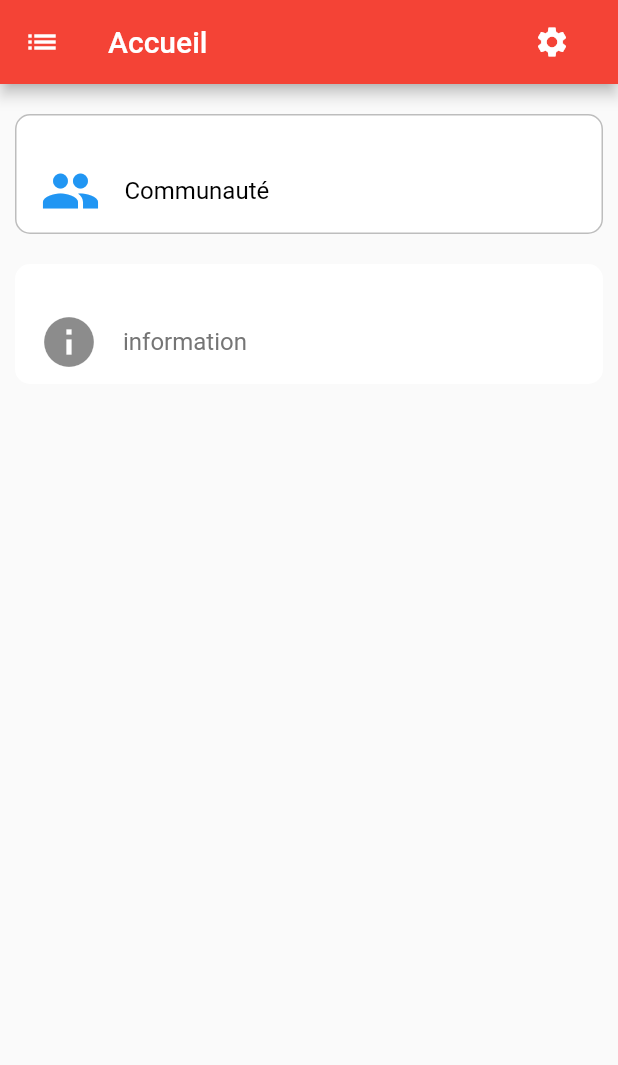
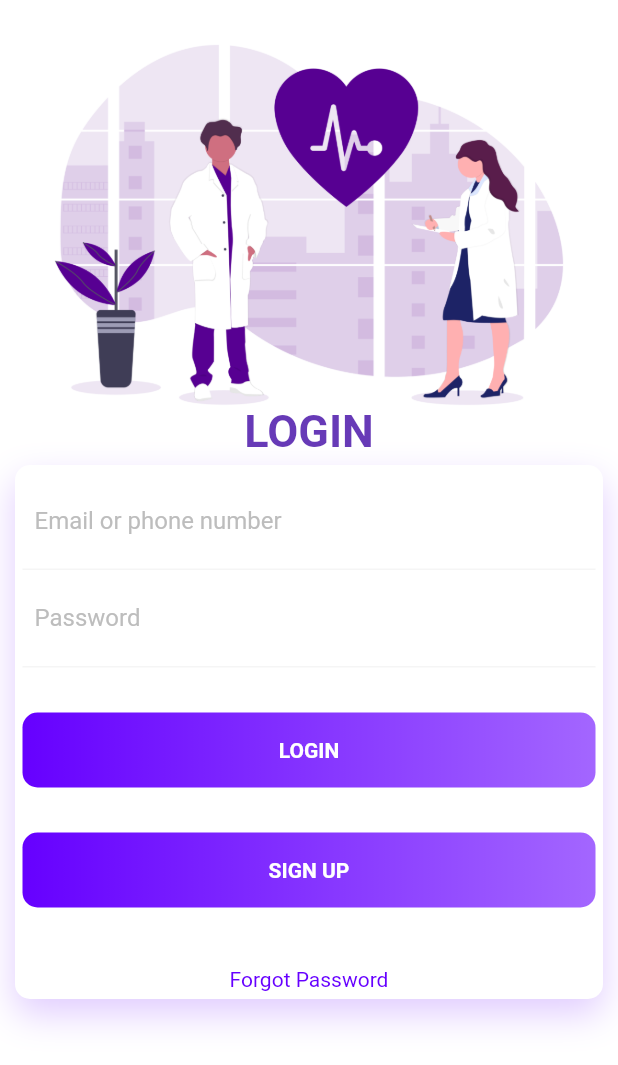
Before and after one commit to czantoine/c-anne, a Flutter app: the screen it shows after launch, on a phone screen of 412 x 824 dp. Shown: the top 1065 px of the screen. Run offline on Flutter 3.47's test engine with Material 2 defaults, Android fonts, the phone set to English and light mode, and no system bars.

Commit message:
avancement login
- login qui permet de naviguer vers page d'accueil
- ajouts des assets/ images

```diff
--- a/Application/c_app/lib/accueil.dart
+++ b/Application/c_app/lib/accueil.dart
@@ -2,12 +2,12 @@ import 'package:flutter/material.dart';
 import 'package:c_app/accueil_model.dart';
 import 'package:c_app/menu_options_screen.dart';
 
-class Acceuil_Screen extends StatefulWidget {
+class Accueil_Screen extends StatefulWidget {
   @override
-  _Acceuil_Screen createState() => _Acceuil_Screen();
+  _Accueil_Screen createState() => _Accueil_Screen();
 }
 
-class _Acceuil_Screen extends State<Acceuil_Screen> {
+class _Accueil_Screen extends State<Accueil_Screen> {
   int _selectedOption = 0;
 
   @override
@@ -23,7 +23,7 @@ class _Acceuil_Screen extends State<Acceuil_Screen> {
             Icons.list,
           ),
           onPressed: () {
-            Navigator.push(context, MaterialPageRoute(builder: (context) => Acceuil_Screen()));
+            Navigator.push(context, MaterialPageRoute(builder: (context) => Accueil_Screen()));
           },
         ),
         actions: <Widget>[
--- /dev/null
+++ b/Application/c_app/lib/login.dart
@@ -0,0 +1,153 @@
+import 'package:flutter/material.dart';
+import 'package:c_app/accueil_model.dart';
+import 'package:c_app/menu_options_screen.dart';
+
+import 'accueil.dart';
+
+class MyLoginPage extends StatefulWidget {
+  @override
+  _MyLoginPageState createState() => _MyLoginPageState();
+}
+
+class _MyLoginPageState extends State<MyLoginPage> {
+  @override
+  Widget build(BuildContext context) {
+    return Scaffold(
+      backgroundColor: Colors.white,
+      body: Container(
+        child: Column(
+          children: <Widget>[
+            Container(
+              height: 300,
+              decoration: BoxDecoration(
+                  image: DecorationImage(
+                image: AssetImage('assets/images/medecine.png'),
+              )),
+              child: Stack(
+                children: <Widget>[
+                  Positioned(
+                    child: Container(
+                      margin: EdgeInsets.only(top: 270),
+                      child: Center(
+                        child: Text("LOGIN",
+                            style: TextStyle(
+                                color: Colors.deepPurple,
+                                fontSize: 30,
+                                fontWeight: FontWeight.bold)),
+                      ),
+                    ),
+                  )
+                ],
+              ),
+            ),
+            Padding(
+              padding: EdgeInsets.all(10.0),
+              child: Column(
+                children: <Widget>[
+                  Container(
+                    padding: EdgeInsets.all(5),
+                    decoration: BoxDecoration(
+                        color: Colors.white,
+                        borderRadius: BorderRadius.circular(10),
+                        boxShadow: [
+                          BoxShadow(
+                              color: Color.fromRGBO(102, 0, 255, .2),
+                              blurRadius: 20.0,
+                              offset: Offset(0, 10))
+                        ]),
+                    child: Column(
+                      children: <Widget>[
+                        Container(
+                          padding: EdgeInsets.all(8.0),
+                          decoration: BoxDecoration(
+                              border: Border(
+                                  bottom: BorderSide(color: Colors.grey[100]))),
+                          child: TextField(
+                              decoration: InputDecoration(
+                                  border: InputBorder.none,
+                                  hintText: "Email or phone number",
+                                  hintStyle:
+                                      TextStyle(color: Colors.grey[400]))),
+                        ),
+                        Container(
+                          padding: EdgeInsets.all(8.0),
+                          decoration: BoxDecoration(
+                              border: Border(
+                                  bottom: BorderSide(color: Colors.grey[100]))),
+                          child: TextField(
+                              decoration: InputDecoration(
+                                  border: InputBorder.none,
+                                  hintText: "Password",
+                                  hintStyle:
+                                      TextStyle(color: Colors.grey[400]))),
+                        ),
+                        SizedBox(
+                          height: 30,
+                        ),
+                        new InkWell(
+                            onTap: () {
+                              Navigator.push(context, new MaterialPageRoute(
+                                  builder: (context) => Accueil_Screen()
+                              ));
+                            },
+                            child:
+                            new Container(
+                              height: 50,
+                              decoration: BoxDecoration(
+                                  borderRadius: BorderRadius.circular(10),
+                                  gradient: LinearGradient(
+                                      colors: [
+                                        Color.fromRGBO(102, 0, 255, 1),
+                                        Color.fromRGBO(102, 0, 255, .6)
+                                      ]
+                                  )
+                              ),
+                              child: Center(
+                                child: Text("LOGIN", style: TextStyle(color: Colors.white, fontWeight: FontWeight.bold)),
+                              ),
+                            )),
+                        SizedBox(
+                          height: 30,
+                        ),
+                        new InkWell(
+                            onTap: () {
+                              Navigator.push(context, new MaterialPageRoute(
+                                  builder: (context) => Accueil_Screen()
+                              ));
+                            },
+                            child:
+                            new Container(
+                              height: 50,
+                              decoration: BoxDecoration(
+                                  borderRadius: BorderRadius.circular(10),
+                                  gradient: LinearGradient(
+                                      colors: [
+                                        Color.fromRGBO(102, 0, 255, 1),
+                                        Color.fromRGBO(102, 0, 255, .6)
+                                      ]
+                                  )
+                              ),
+                              child: Center(
+                                child: Text("SIGN UP", style: TextStyle(color: Colors.white, fontWeight: FontWeight.bold)),
+                              ),
+                            )),
+                        SizedBox(
+                          height: 40,
+                        ),
+                        Text(
+                          "Forgot Password",
+                          style:
+                              TextStyle(color: Color.fromRGBO(102, 0, 255, 1)),
+                        ),
+                      ],
+                    ),
+                  )
+                ],
+              ),
+            )
+          ],
+        ),
+      ),
+    );
+  }
+}
--- a/Application/c_app/lib/main.dart
+++ b/Application/c_app/lib/main.dart
@@ -1,5 +1,6 @@
 import 'package:flutter/material.dart';
 import 'package:c_app/accueil.dart';
+import 'package:c_app/login.dart';
 
 
 void main() => runApp(MyApp());
@@ -11,7 +12,7 @@ class MyApp extends StatelessWidget {
     return MaterialApp(
       title: 'Flutter Login UI',
       debugShowCheckedModeBanner: false,
-      home: Acceuil_Screen(),
+      home: MyLoginPage(),
     );
   }
 }
--- a/Application/c_app/lib/menu_options_screen.dart
+++ b/Application/c_app/lib/menu_options_screen.dart
@@ -23,7 +23,7 @@ class _MenuOptionsScreenState extends State<MenuOptionsScreen> {
             Icons.arrow_back,
           ),
           onPressed: () {
-            Navigator.push(context, MaterialPageRoute(builder: (context) => Acceuil_Screen()));
+            Navigator.push(context, MaterialPageRoute(builder: (context) => Accueil_Screen()));
           },
         ),
         actions: <Widget>[
--- a/Application/c_app/pubspec.yaml
+++ b/Application/c_app/pubspec.yaml
@@ -45,9 +45,9 @@ flutter:
   uses-material-design: true
 
   # To add assets to your application, add an assets section, like this:
-  # assets:
-  #   - images/a_dot_burr.jpeg
-  #   - images/a_dot_ham.jpeg
+
+  assets:
+    - assets/images/
 
   # An image asset can refer to one or more resolution-specific "variants", see
   # https://flutter.dev/assets-and-images/#resolution-aware.
```
Also changed, not shown: Application/c_app/assets/images/Group.png (added), Application/c_app/assets/images/login.jpg (added), Application/c_app/assets/images/medecin.jpg (added), Application/c_app/assets/images/medecine.png (added), Application/c_app/pubspec.lock.
